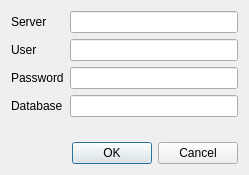
Before: the Qt Designer form dominioSeguro-Importer/dlgconnecttodatabase.ui in diegowald/dominioSeguro, drawn with Qt 5.
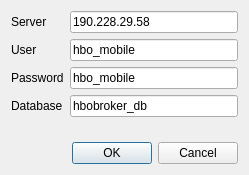
After: the same form once the commit is applied.

Commit message: Intento de hacer login a la base de datos

```diff
--- a/dominioSeguro-Importer/dlgconnecttodatabase.ui
+++ b/dominioSeguro-Importer/dlgconnecttodatabase.ui
@@ -27,7 +27,11 @@
       </widget>
      </item>
      <item row="0" column="1">
-      <widget class="QLineEdit" name="txtServer"/>
+      <widget class="QLineEdit" name="txtServer">
+       <property name="text">
+        <string>190.228.29.58</string>
+       </property>
+      </widget>
      </item>
      <item row="1" column="0">
       <widget class="QLabel" name="label_2">
@@ -40,7 +44,11 @@
       </widget>
      </item>
      <item row="1" column="1">
-      <widget class="QLineEdit" name="txtUser"/>
+      <widget class="QLineEdit" name="txtUser">
+       <property name="text">
+        <string>hbo_mobile</string>
+       </property>
+      </widget>
      </item>
      <item row="2" column="0">
       <widget class="QLabel" name="label_3">
@@ -53,7 +61,11 @@
       </widget>
      </item>
      <item row="2" column="1">
-      <widget class="QLineEdit" name="txtPassword"/>
+      <widget class="QLineEdit" name="txtPassword">
+       <property name="text">
+        <string>hbo_mobile</string>
+       </property>
+      </widget>
      </item>
      <item row="3" column="0">
       <widget class="QLabel" name="label_4">
@@ -63,7 +75,11 @@
       </widget>
      </item>
      <item row="3" column="1">
-      <widget class="QLineEdit" name="txtDatabase"/>
+      <widget class="QLineEdit" name="txtDatabase">
+       <property name="text">
+        <string>hbobroker_db</string>
+       </property>
+      </widget>
      </item>
     </layout>
    </item>
```
Left out of the diff: 2 changed lines with no effect on the pictures. The commit also changes 1 other file.
